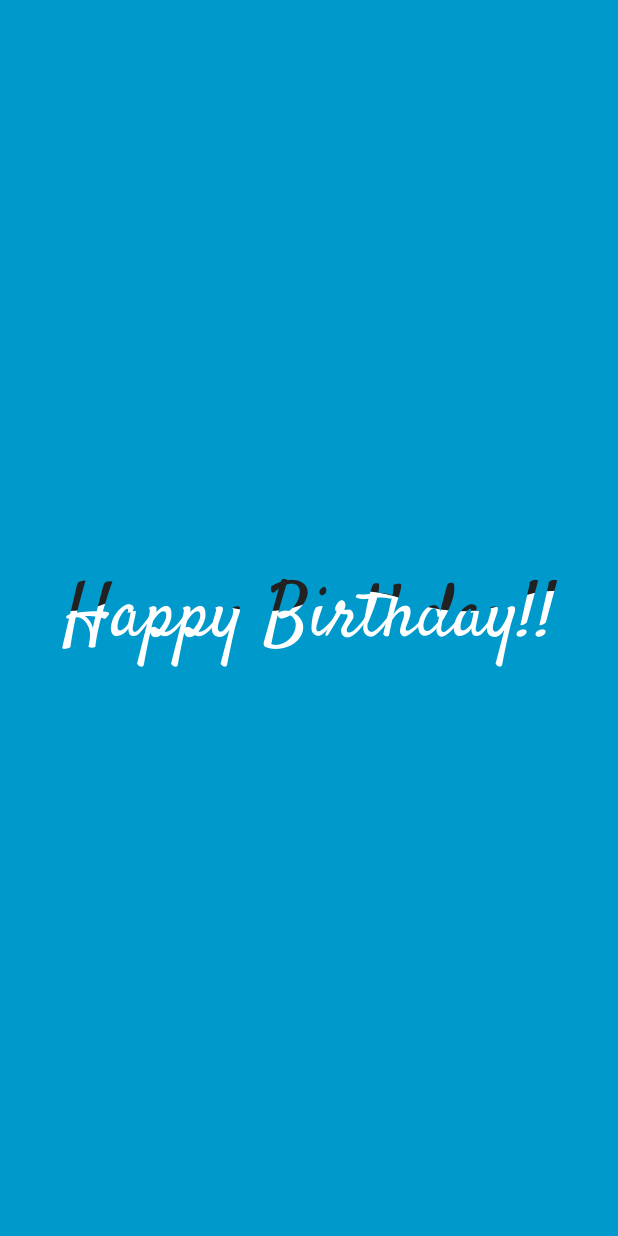
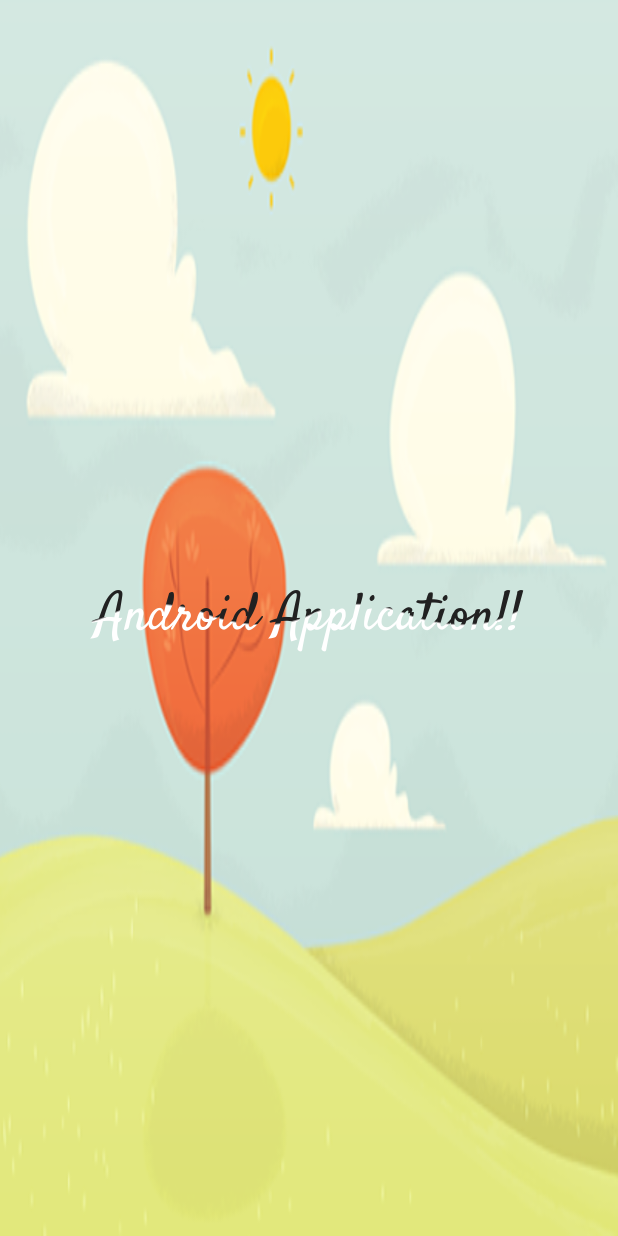
Before and after one commit to ArunkumaarS/Birthday_Gift, an Android app: the screen it shows after launch (SplashscreenActivity), on a phone screen of 412 x 824 dp. Run offline under Robolectric (Android 15) with nearby library versions, the phone set to English and light mode, and no system bars.

Commit message:
Background Image

```diff
--- a/app/src/main/res/layout/activity_splashscreen.xml
+++ b/app/src/main/res/layout/activity_splashscreen.xml
@@ -9,16 +9,27 @@
     <!-- The primary full-screen view. This can be replaced with whatever view
          is needed to present your content, e.g. VideoView, SurfaceView,
          TextureView, etc. -->
+
+    <ImageView
+        android:id="@+id/imageview1"
+        android:layout_width="match_parent"
+        android:layout_height="match_parent"
+        android:background="@drawable/background2"/>
+    <ImageView
+        android:id="@+id/imageview2"
+        android:layout_width="match_parent"
+        android:layout_height="match_parent"
+        android:background="@drawable/background2"/>
     <com.romainpiel.titanic.library.TitanicTextView
         android:id="@+id/fullscreen_content"
         android:layout_width="match_parent"
-        android:layout_height="100dp"
+        android:layout_height="90dp"
         android:layout_gravity="center"
         android:gravity="center"
         android:keepScreenOn="true"
         android:text="@string/dummy_content"
         android:textColor="#212121"
-        android:textSize="50sp"
+        android:textSize="35sp"
         android:paddingLeft="5dp"
         android:paddingRight="5dp"
         android:textStyle="bold" />
--- a/app/src/main/res/values/strings.xml
+++ b/app/src/main/res/values/strings.xml
@@ -3,6 +3,6 @@
 
     <string name="dummy_button">Dummy Button</string>
     <string name="dummy_content">
-        Happy Birthday!!
+        Android Application!!
     </string>
 </resources>
```
Also changed, not shown: app/src/main/res/drawable-nodpi/background2.jpeg (added), app/src/main/res/drawable-v24/background2.jpeg (added), app/src/main/res/drawable/background2.jpeg (added).
